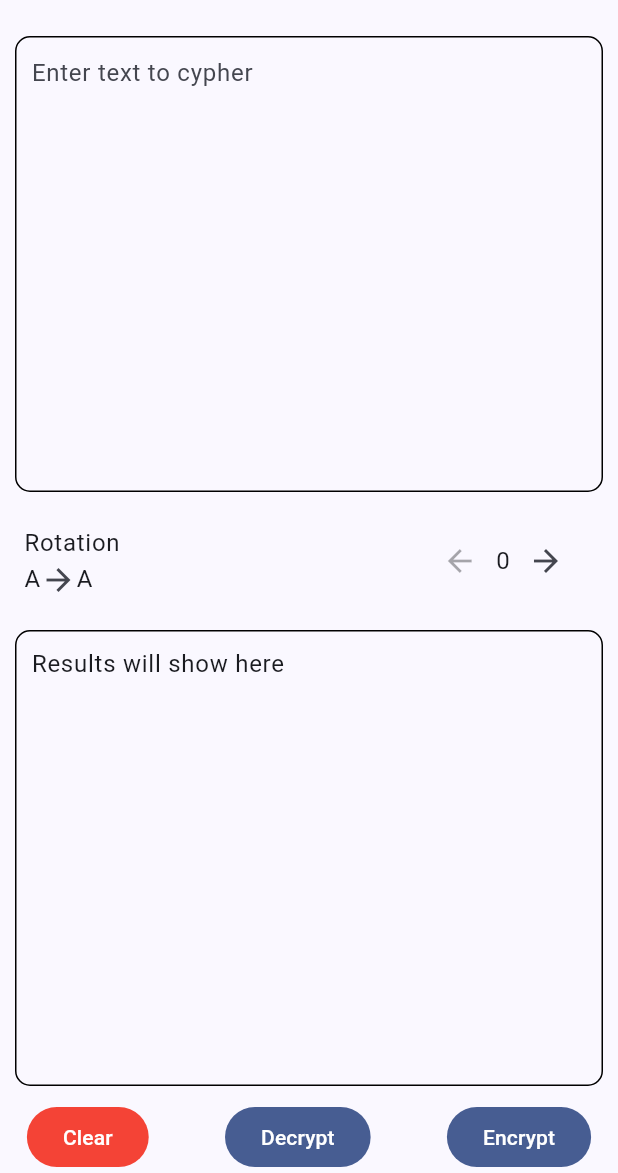
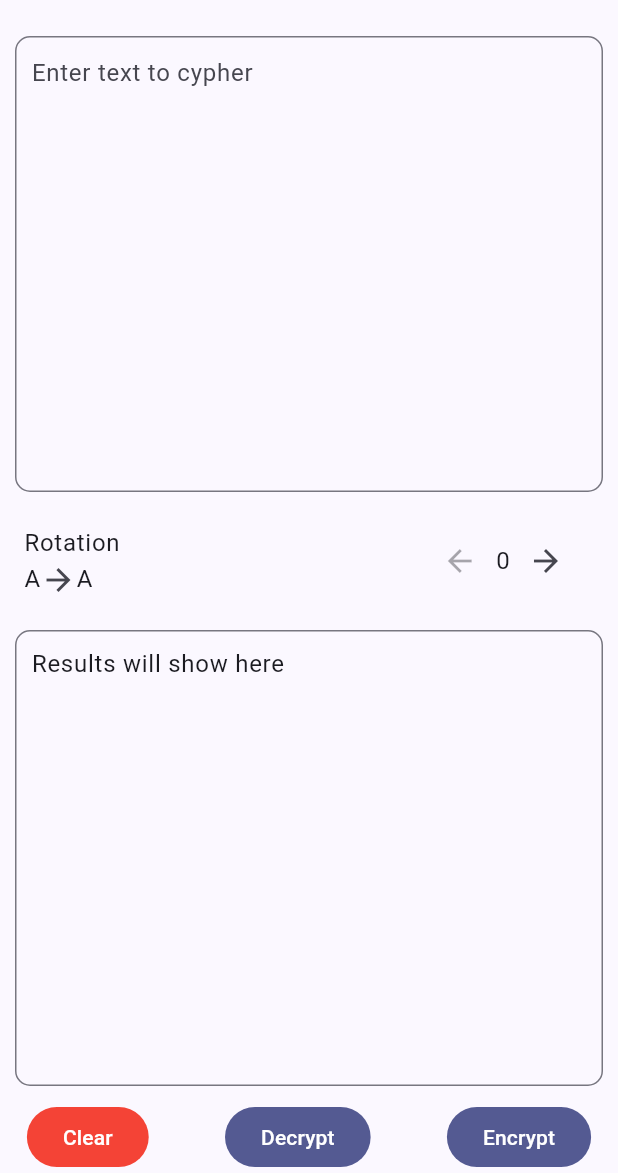
Before and after one commit to chrisstayte/Bernie-the-cypher, a Flutter app: the screen it shows after launch, on a phone screen of 412 x 824 dp, the part 63-1236 px from its top. Run offline on Flutter 3.47's test engine with Material 3 defaults, Android fonts, the light colour scheme and no system bars; our stand-ins replace gap.

```diff
--- a/lib/main.dart
+++ b/lib/main.dart
@@ -15,12 +15,16 @@ class MyApp extends StatelessWidget {
       title: 'Bernie The Cypher',
       themeMode: ThemeMode.system,
       theme: ThemeData(
-        colorScheme: ColorScheme.fromSeed(seedColor: Colors.blue.shade900),
+        colorScheme: ColorScheme.fromSeed(
+          seedColor: const Color(0xFF0C1FCA),
+        ),
         useMaterial3: true,
       ),
       darkTheme: ThemeData(
         colorScheme: ColorScheme.fromSeed(
-            seedColor: Colors.blue.shade900, brightness: Brightness.dark),
+          seedColor: const Color(0xFF0C1FCA),
+          brightness: Brightness.dark,
+        ),
         useMaterial3: true,
       ),
       home: const HomeScreen(),
--- a/lib/screens/home_screen.dart
+++ b/lib/screens/home_screen.dart
@@ -62,7 +62,9 @@ class _HomeScreenState extends State<HomeScreen> {
               child: Container(
                 margin: EdgeInsets.all(10),
                 decoration: BoxDecoration(
-                  border: Border.all(),
+                  border: Border.all(
+                    color: Theme.of(context).dividerColor,
+                  ),
                   borderRadius: BorderRadius.circular(10),
                 ),
                 child: TextField(
@@ -122,7 +124,9 @@ class _HomeScreenState extends State<HomeScreen> {
                 width: double.infinity,
                 margin: EdgeInsets.all(10),
                 decoration: BoxDecoration(
-                  border: Border.all(),
+                  border: Border.all(
+                    color: Theme.of(context).dividerColor,
+                  ),
                   borderRadius: BorderRadius.circular(10),
                 ),
                 child: SingleChildScrollView(
@@ -143,15 +147,17 @@ class _HomeScreenState extends State<HomeScreen> {
               children: [
                 FilledButton(
                   style: FilledButton.styleFrom(
-                    backgroundColor: Colors.red,
-                  ),
+                      backgroundColor: Colors.red,
+                      foregroundColor: Colors.white),
                   onPressed: () {
                     setState(() {
                       _userSubmittedText.clear();
                       _cypheredText = '';
                     });
                   },
-                  child: Text('Clear'),
+                  child: Text(
+                    'Clear',
+                  ),
                 ),
                 const Gap(15),
                 FilledButton(
```
Also changed, not shown: 12 other files.
